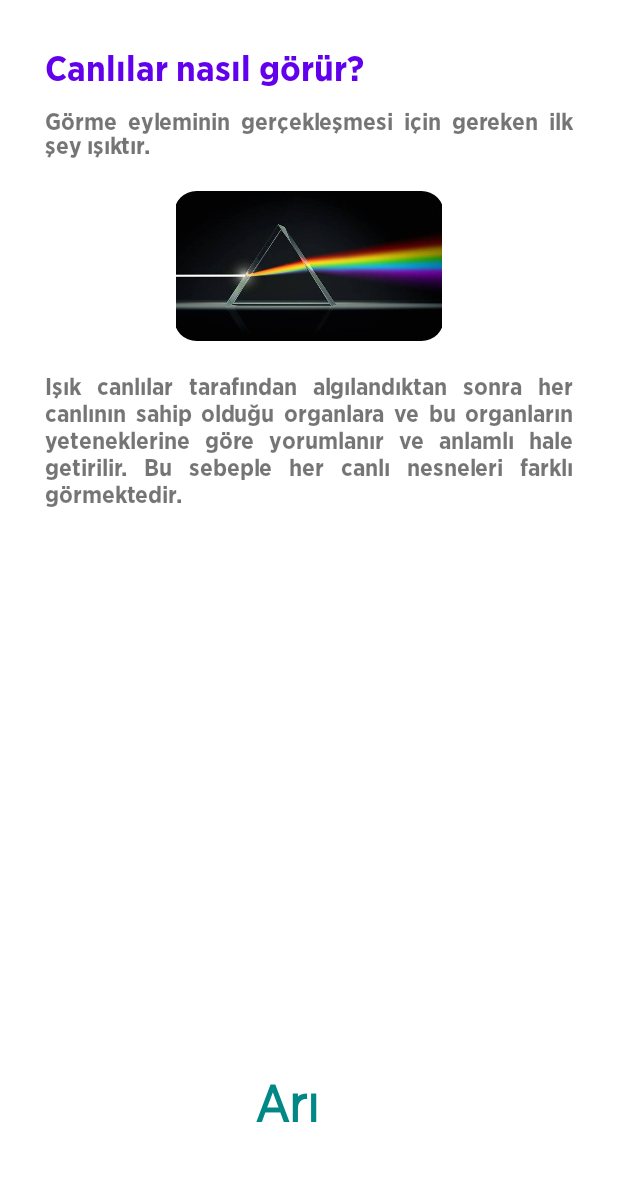
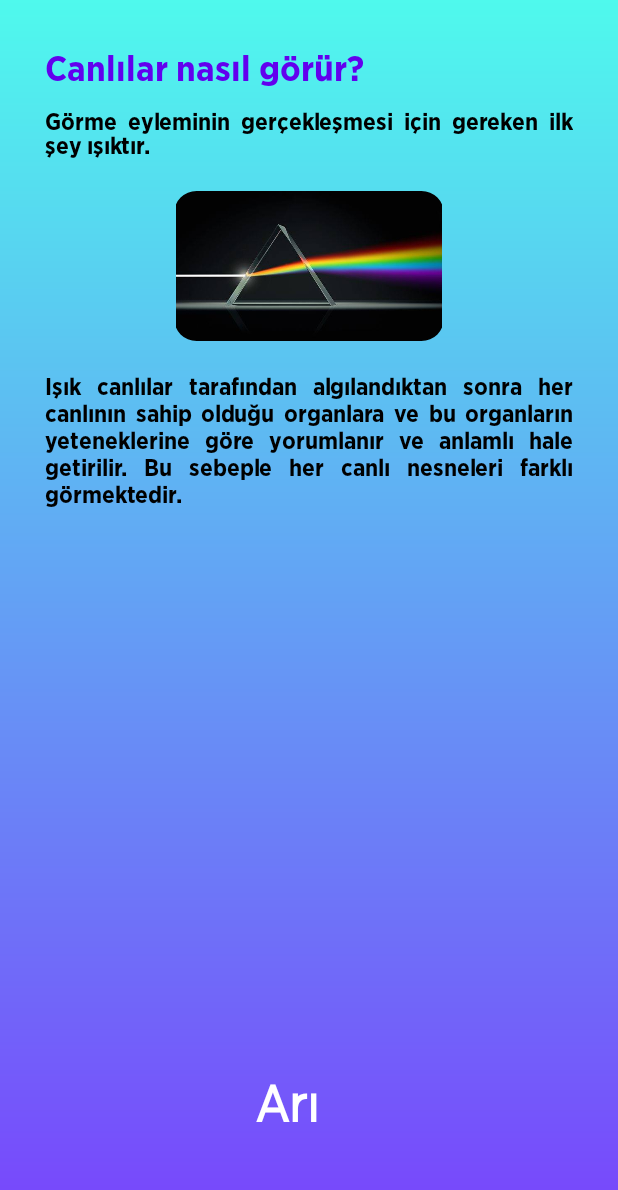
Before and after one commit to metehanbolatt/YapayZekaEgitim, an Android app: the ComputerVisionFragment screen opened through its navigation route, on a phone screen of 412 x 824 dp. Shown: the top 1190 px of the screen. Run offline under Robolectric (Android 15) with nearby library versions, the phone set to English and light mode, and no system bars; our stand-ins replace Firebase (no records; nobody signed in at launch, a user with empty details on screens opened directly); libraries missing offline, so code that uses them is left out: com.makeramen.roundedimageview; plain views replace RoundedImageView; 1 statement that could not run was skipped.

Commit message:
bug fixed

```diff
--- a/app/src/main/java/com/metehanbolat/teknofestegitim/view/mainviews/MainFragment.kt
+++ b/app/src/main/java/com/metehanbolat/teknofestegitim/view/mainviews/MainFragment.kt
@@ -135,6 +135,8 @@ class MainFragment : Fragment() {
 
                     binding.userName.text = "$userName $userSurname"
                     binding.userCoin.text = userCoin.toString()
+                    binding.progressBar.visibility = View.INVISIBLE
+                    binding.cardGridLayout.visibility = View.VISIBLE
 
                 }else{
                     Toast.makeText(requireContext(),"Kullanıcı verisi bulunamadı",Toast.LENGTH_SHORT).show()
--- a/app/src/main/java/com/metehanbolat/teknofestegitim/view/mainviews/computervision/ComputerVisionFragment.kt
+++ b/app/src/main/java/com/metehanbolat/teknofestegitim/view/mainviews/computervision/ComputerVisionFragment.kt
@@ -56,7 +56,7 @@ class ComputerVisionFragment : Fragment() {
         }
 
         requireActivity().onBackPressedDispatcher.addCallback(callback)
-        requireActivity().window.statusBarColor = ContextCompat.getColor(requireContext(),R.color.header_status_bar)
+        requireActivity().window.statusBarColor = ContextCompat.getColor(requireContext(),R.color.background_design_start_color)
 
         auth = Firebase.auth
         firestore = Firebase.firestore
--- a/app/src/main/java/com/metehanbolat/teknofestegitim/view/mainviews/computervision/ComputerVisionInfoFragment.kt
+++ b/app/src/main/java/com/metehanbolat/teknofestegitim/view/mainviews/computervision/ComputerVisionInfoFragment.kt
@@ -43,7 +43,7 @@ class ComputerVisionInfoFragment : Fragment() {
     ): View {
         _binding = FragmentComputerVisionInfoBinding.inflate(inflater, container, false)
         val view = binding.root
-        requireActivity().window.statusBarColor = ContextCompat.getColor(requireContext(),R.color.black)
+        requireActivity().window.statusBarColor = ContextCompat.getColor(requireContext(),R.color.background_design_start_color)
 
         auth = Firebase.auth
         firestore = Firebase.firestore
--- /dev/null
+++ b/app/src/main/res/drawable/background_design.xml
@@ -0,0 +1,6 @@
+<?xml version="1.0" encoding="utf-8"?>
+<shape xmlns:android="http://schemas.android.com/apk/res/android">
+
+    <gradient android:startColor="@color/background_design_start_color" android:endColor="@color/background_design_end_color" android:angle="270" />
+
+</shape>
--- a/app/src/main/res/layout/fragment_computer_vision.xml
+++ b/app/src/main/res/layout/fragment_computer_vision.xml
@@ -3,6 +3,7 @@
     xmlns:tools="http://schemas.android.com/tools"
     android:layout_width="match_parent"
     android:layout_height="match_parent"
+    android:background="@drawable/background_design"
     xmlns:app="http://schemas.android.com/apk/res-auto"
     tools:context=".view.mainviews.computervision.ComputerVisionFragment">
 
@@ -24,6 +25,7 @@
         android:layout_height="wrap_content"
         android:text="@string/information_1"
         android:fontFamily="@font/gothambold"
+        android:textColor="@color/black"
         android:layout_marginTop="10dp"
         android:justificationMode="inter_word"
         android:layout_marginStart="30dp"
@@ -50,6 +52,7 @@
         android:layout_height="wrap_content"
         android:textSize="16sp"
         android:fontFamily="@font/gothambold"
+        android:textColor="@color/black"
         android:layout_marginStart="30dp"
         android:layout_marginEnd="30dp"
         android:layout_marginTop="20dp"
@@ -81,7 +84,7 @@
         android:text="@string/canli"
         android:fontFamily="@font/gothombook"
         android:textStyle="bold"
-        android:textColor="@color/teal_700"
+        android:textColor="@color/white"
         android:layout_marginTop="8dp"
         android:textSize="34sp"
         android:layout_marginBottom="10dp"
@@ -93,8 +96,10 @@
         android:id="@+id/button"
         android:layout_width="wrap_content"
         android:layout_height="wrap_content"
-        android:text="İlerle"
+        android:text="@string/moveOn"
+        android:textStyle="bold"
         android:visibility="invisible"
+        android:backgroundTint="@color/button_move_on_color"
         android:layout_marginBottom="10dp"
         app:layout_constraintStart_toStartOf="parent"
         app:layout_constraintEnd_toEndOf="parent"
--- a/app/src/main/res/layout/fragment_game_list.xml
+++ b/app/src/main/res/layout/fragment_game_list.xml
@@ -22,7 +22,7 @@
         android:id="@+id/userCoin"
         android:layout_width="wrap_content"
         android:layout_height="wrap_content"
-        android:textColor="@color/purple_700"
+        android:textColor="@color/white"
         android:textStyle="bold"
         android:textSize="16sp"
         android:elevation="1dp"
--- a/app/src/main/res/values/colors.xml
+++ b/app/src/main/res/values/colors.xml
@@ -18,5 +18,9 @@
     <color name="game_fragment">#272151</color>
     <color name="red">#9E2121</color>
     <color name="transparent">#FF000000</color>
+    <color name="background_design_start_color">#4FF9ED</color>
+    <color name="background_design_end_color">#7943FC</color>
+
+    <color name="button_move_on_color">#FC9917</color>
 
 </resources>
--- a/app/src/main/res/values/strings.xml
+++ b/app/src/main/res/values/strings.xml
@@ -75,6 +75,8 @@
     <string name="no_user_data">Kullanıcı verisi bulunamadı.</string>
     <string name="earned_gold">Altın kazanılmış.</string>
     <string name="earn_ten_gold">10 Altın kazandın.</string>
+    <string name="todo">TODO</string>
+    <string name="machine_view">Makine Görüsü</string>
 
     <string-array name="education_level">
         <item>Okul Öncesi</item>
--- a/app/src/main/res/values/themes.xml
+++ b/app/src/main/res/values/themes.xml
@@ -20,8 +20,14 @@
     <style name="ShapeAppearanceOverlay.App.CornerSize15" parent="">
         <item name="cornerSize">15%</item>
     </style>
+
     <style name="ShapeAppearanceOverlay.App.CornerSize20" parent="">
         <item name="cornerSizeBottomLeft">20%</item>
         <item name="cornerSizeBottomRight">20%</item>
     </style>
+
+    <style name="ProgressBarStyle">
+        <item name="colorAccent">@color/red</item>
+    </style>
+
 </resources>
```
Also changed, not shown: app/src/main/java/com/metehanbolat/teknofestegitim/view/mainviews/computervision/GameListFragment.kt (+34 -0 lines), app/src/main/res/layout/fragment_computer_vision_info.xml (+7 -0 lines), app/src/main/res/layout/fragment_how_computer_vision.xml (+9 -1 lines), app/src/main/res/layout/fragment_main.xml (+12 -0 lines).
